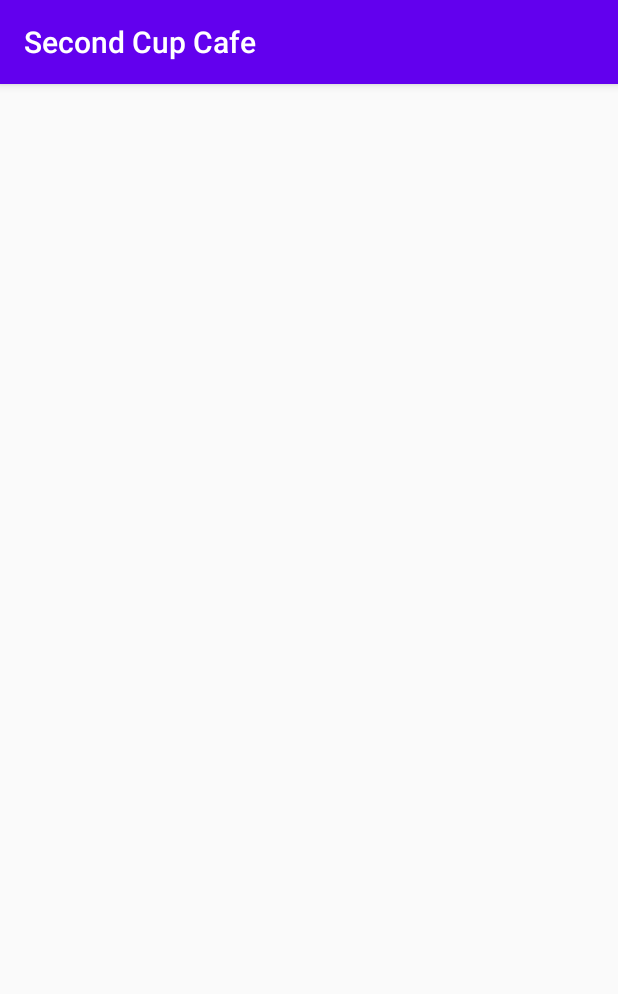
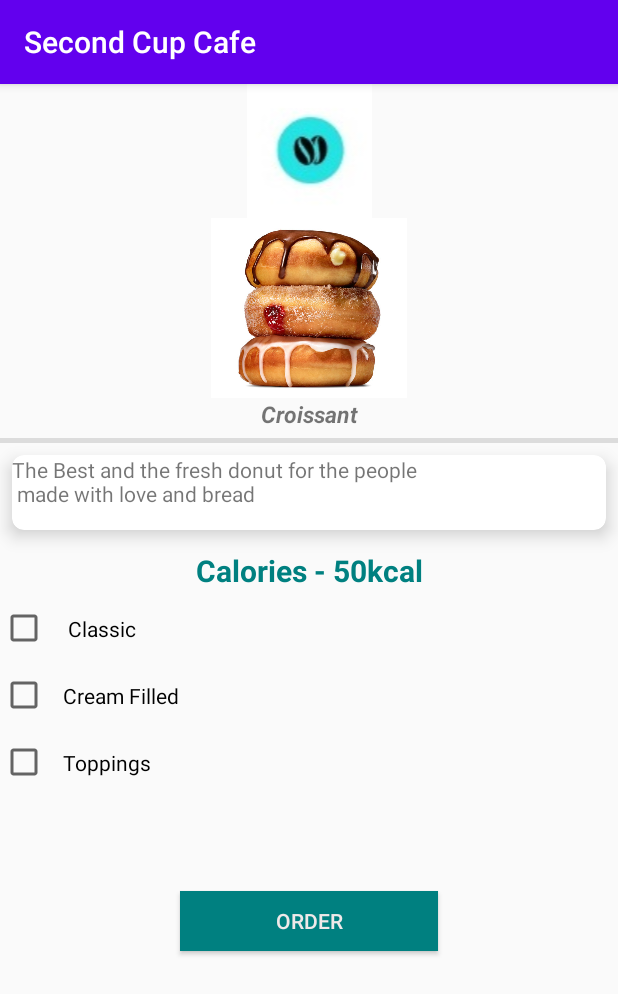
Before and after one commit to Akhilkrishna415/SecondCupCafe-1, an Android app: the BreakfastItemOne screen opened directly, with no data from a screen before it, on a phone screen of 412 x 824 dp. Shown: the top 994 px of the screen. Run offline under Robolectric (Android 15) with nearby library versions, the phone set to English and light mode, and no system bars.

Commit message:
Category specific items

```diff
--- a/SecondCupCafe/app/src/main/res/layout/activity_breakfast_item_one.xml
+++ b/SecondCupCafe/app/src/main/res/layout/activity_breakfast_item_one.xml
@@ -1,9 +1,103 @@
 <?xml version="1.0" encoding="utf-8"?>
-<androidx.constraintlayout.widget.ConstraintLayout xmlns:android="http://schemas.android.com/apk/res/android"
-    xmlns:app="http://schemas.android.com/apk/res-auto"
-    xmlns:tools="http://schemas.android.com/tools"
+<RelativeLayout xmlns:android="http://schemas.android.com/apk/res/android"
+xmlns:app="http://schemas.android.com/apk/res-auto"
+xmlns:tools="http://schemas.android.com/tools"
+android:layout_width="match_parent"
+android:layout_height="match_parent"
+tools:context=".BreakfastItemOne">
+<ImageView
+    android:id="@+id/imageView4"
     android:layout_width="match_parent"
-    android:layout_height="match_parent"
-    tools:context=".BreakfastItemOne">
-
-</androidx.constraintlayout.widget.ConstraintLayout>
+    android:layout_height="wrap_content"
+    app:srcCompat="@drawable/logo" />
+<ImageView
+    android:id="@+id/subitem"
+    android:layout_width="match_parent"
+    android:layout_height="120dp"
+    android:layout_below="@id/imageView4"
+    android:src="@drawable/breaktwo"/>
+<TextView
+    android:id="@+id/Subtitle"
+    android:layout_width="match_parent"
+    android:layout_height="wrap_content"
+    android:layout_below="@id/subitem"
+    android:textStyle="italic|bold"
+    android:textSize="15dp"
+    android:text="Croissant"
+    android:gravity="center"/>
+<View
+    android:layout_marginTop="5dp"
+    android:layout_below="@id/Subtitle"
+    android:id="@+id/divider"
+    android:layout_width="match_parent"
+    android:layout_height="3dp"
+    android:background="?android:attr/listDivider" />
+<androidx.cardview.widget.CardView
+    android:id="@+id/Card1"
+    android:layout_marginTop="30dp"
+    android:layout_below="@id/divider"
+    android:layout_width="match_parent"
+    android:layout_height="50dp"
+    android:padding="20dp"
+    android:foregroundGravity="fill"
+    android:layout_margin="8dp"
+    app:cardCornerRadius="8dp"
+    app:cardElevation="7dp">
+    <TextView
+        android:textSize="14dp"
+        android:layout_width="match_parent"
+        android:layout_height="match_parent"
+        android:text="@string/donut"
+        />
+</androidx.cardview.widget.CardView>
+<TextView
+    android:id="@+id/calorie"
+    android:layout_width="match_parent"
+    android:layout_height="wrap_content"
+    android:textSize="20dp"
+    android:textColor="#008080"
+    android:layout_below="@id/Card1"
+    android:layout_marginTop="5dp"
+    android:text="Calories - 50kcal"
+    android:textStyle="bold"
+    android:gravity="center"/>
+<LinearLayout
+    android:id="@+id/layout"
+    android:layout_below="@id/calorie"
+    android:layout_width="match_parent"
+    android:layout_height="200dp"
+    android:orientation="vertical">
+    <CheckBox
+        android:layout_marginTop="5dp"
+        android:padding="10dp"
+        android:id="@+id/checkBox"
+        android:layout_width="match_parent"
+        android:layout_height="wrap_content"
+        android:text=" Classic "
+        />
+    <CheckBox
+        android:layout_marginTop="5dp"
+        android:padding="10dp"
+        android:id="@+id/checkBox2"
+        android:layout_width="match_parent"
+        android:layout_height="wrap_content"
+        android:text="Cream Filled " />
+    <CheckBox
+        android:layout_marginTop="5dp"
+        android:padding="10dp"
+        android:id="@+id/checkBox3"
+        android:layout_width="match_parent"
+        android:layout_height="wrap_content"
+        android:text="Toppings" />
+</LinearLayout>
+<Button
+    android:layout_width="match_parent"
+    android:layout_height="40dp"
+    android:layout_below="@id/layout"
+    android:layout_marginLeft="120dp"
+    android:layout_marginRight="120dp"
+    android:background="#008080"
+    android:text=" Order "
+    android:textColor="#EFE9E9"
+    android:textColorHint="#FFFFFF" />
+</RelativeLayout>
```
Also changed, not shown: SecondCupCafe/app/src/main/java/com/example/secondcupcafe/BreakfastMenu.java (+52 -1 lines), SecondCupCafe/app/src/main/java/com/example/secondcupcafe/ColdMenu.java (+52 -0 lines), SecondCupCafe/app/src/main/java/com/example/secondcupcafe/ui/dashboard/DashboardFragment.java (+6 -4 lines), SecondCupCafe/app/src/main/res/layout/activity_breakfast_menu.xml (+36 -7 lines), SecondCupCafe/app/src/main/res/layout/activity_cold_menu.xml (+37 -7 lines).
